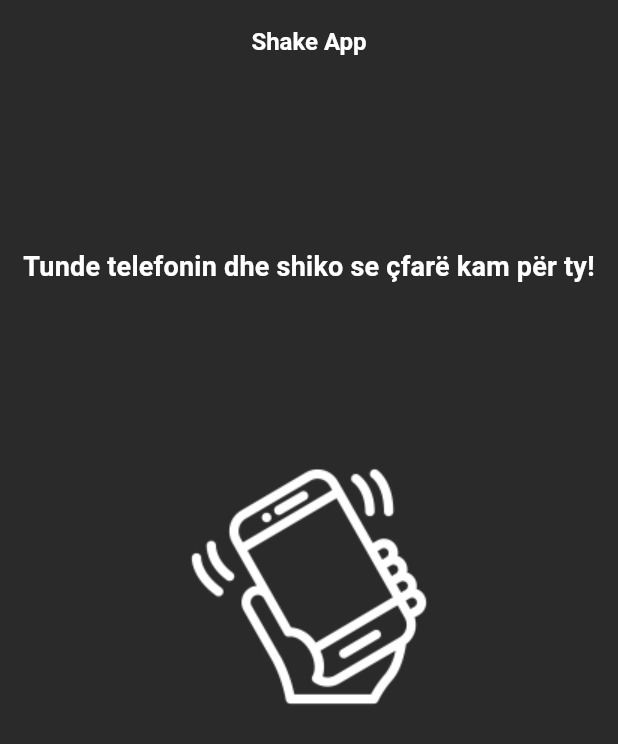
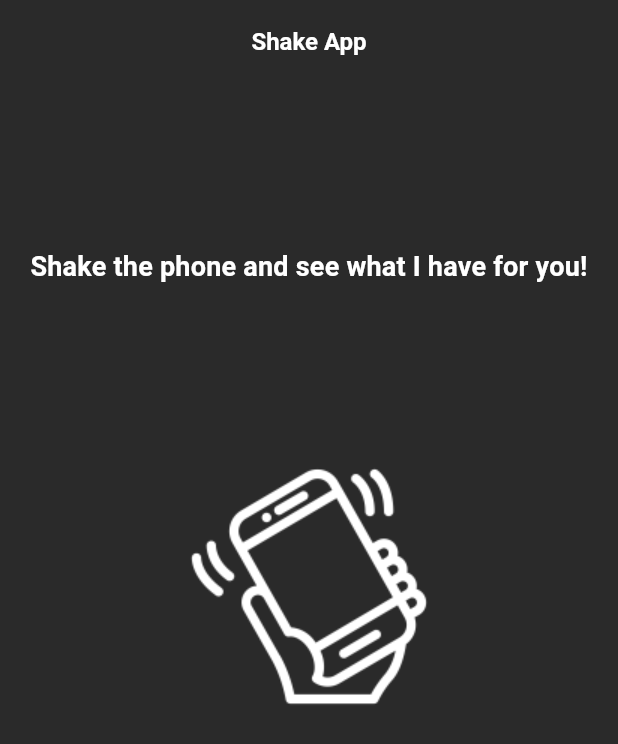
Before and after one commit to geridev12/shake_detector_example, a Flutter app: the screen it shows after launch, on a phone screen of 412 x 824 dp. Shown: the top 744 px of the screen. Run offline on Flutter 3.47's test engine with Material 3 defaults, Android fonts, the light colour scheme and no system bars; our stand-ins replace sensors_plus.

Commit message:
translate remaining message

```diff
--- a/lib/shake_widgets/animated_circle_text.dart
+++ b/lib/shake_widgets/animated_circle_text.dart
@@ -17,7 +17,7 @@ class AnimatedCircleText extends StatelessWidget {
     final isCompleted = animation.isCompleted;
     final title = isCompleted
         ? winLooseTexts.getRandomElement()
-        : 'Tunde telefonin dhe shiko se çfarë kam për ty!';
+        : 'Shake the phone and see what I have for you!';
 
     return Padding(
       padding: const EdgeInsets.all(8.0),
```
